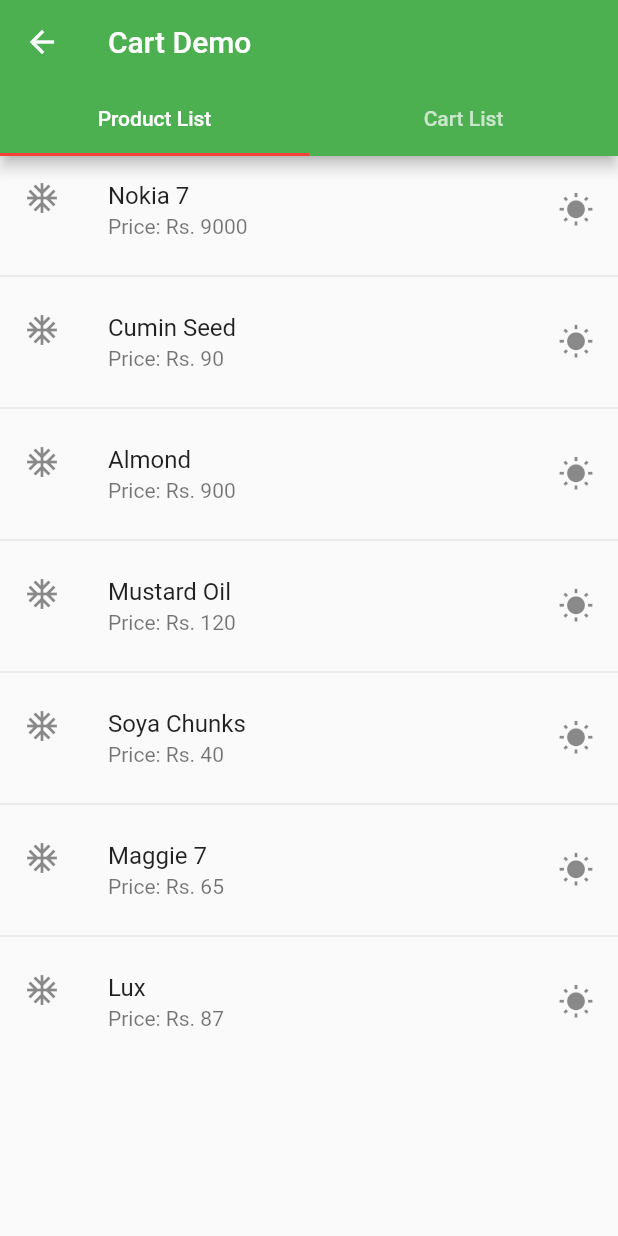
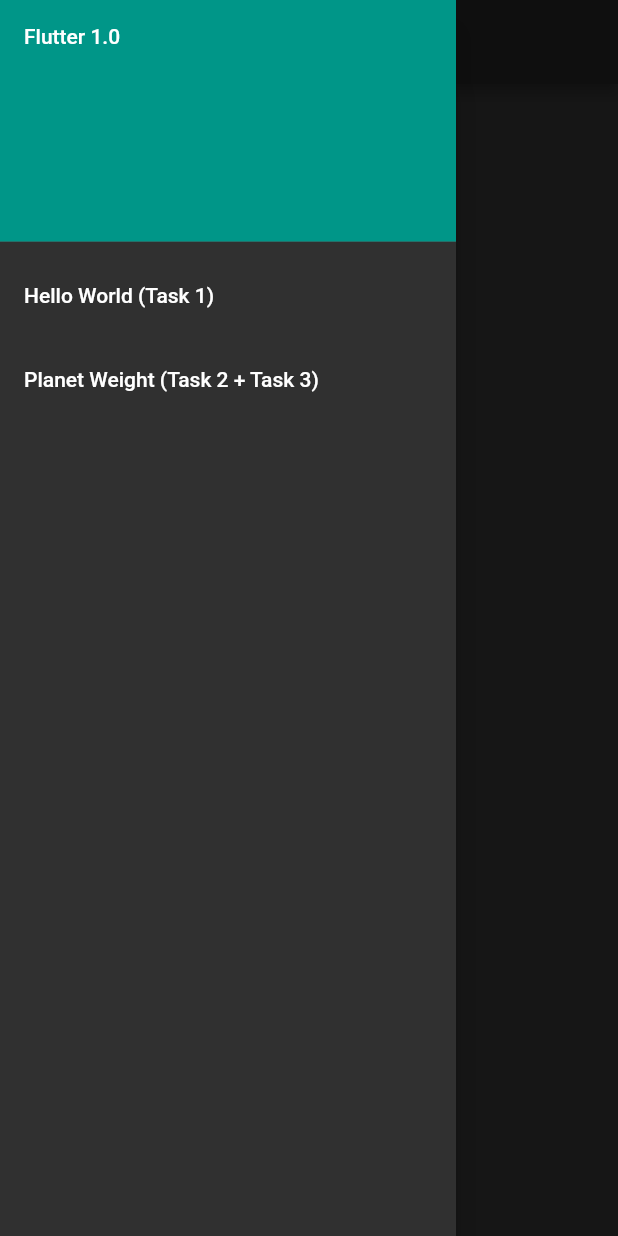
Before and after one commit to pushkar45756/Flutter1.0, a Flutter app: the screen it shows after launch, with the side drawer open (before the commit the screen has no drawer), on a phone screen of 412 x 824 dp. Run offline on Flutter 3.47's test engine with Material 2 defaults, Android fonts, the phone set to English and light mode, and no system bars; our stand-ins replace fluttertoast.

Commit message:
+ bug solving and folder re-structuring

```diff
--- /dev/null
+++ b/lib/home/HomeScreen.dart
@@ -0,0 +1,46 @@
+import 'package:flutter/material.dart';
+import 'package:helloworld/utils/Constants.dart';
+import 'package:helloworld/utils/routegenerator/RouteGenerator.dart';
+
+class HomeScreen extends StatelessWidget {
+  @override
+  Widget build(BuildContext context) {
+    return Scaffold(
+      appBar: AppBar(
+        title: Text('Home'),
+      ),
+      drawer: Drawer(
+        elevation: 10.0,
+        child: ListView(
+          children: <Widget>[
+            DrawerHeader(
+              child: Text('Flutter 1.0'),
+              decoration: BoxDecoration(color: Colors.teal),
+            ),
+            ListTile(
+              title: Text("Hello World (Task 1)"),
+              onTap: () {
+                Navigator.pop(context);
+                RouteGenerator.navigate(context, Constants.ROUTE_HOME, "");
+              },
+            ),
+            ListTile(
+              title: Text("Planet Weight (Task 2 + Task 3)"),
+              onTap: () {
+                Navigator.pop(context);
+                RouteGenerator.navigate(
+                    context, Constants.ROUTE_PLANET_WEIGHT, "");
+              },
+            )
+          ],
+        ),
+      ),
+      body: Center(
+        child: Text(
+          "Hello World",
+          style: TextStyle(fontFamily: "Raleway", fontSize: 20.0),
+        ),
+      ),
+    );
+  }
+}
--- a/lib/main.dart
+++ b/lib/main.dart
@@ -14,7 +14,7 @@ class MyApp extends StatelessWidget {
     return MaterialApp(
         debugShowCheckedModeBanner: false,
         title: "Flutter 1.0",
-        theme: lightTheme(),
+        theme: darkTheme(),
         home: SplashScreen(),
         initialRoute: Constants.ROUTE_SPLASH,
         onGenerateRoute: RouteGenerator.generateRoute);
--- a/lib/data/network/APIHandler.dart
+++ b/lib/task3/data/api/APIHandler.dart
@@ -1,7 +1,7 @@
 import 'dart:convert';
 
-import 'package:helloworld/data/model/popular/PopularMovie.dart';
-import 'package:helloworld/data/model/toprated/TopRatedMovie.dart';
+import 'package:helloworld/task3/data/model/popular/PopularMovie.dart';
+import 'package:helloworld/task3/data/model/toprated/TopRatedMovie.dart';
 import 'package:helloworld/utils/Constants.dart';
 import 'package:http/http.dart';
 
--- a/lib/ui/cartapp/CartDemoScreen.dart
+++ b/lib/ui/cartapp/CartDemoScreen.dart
@@ -39,11 +39,11 @@ class _CartDemoScreenScreenState extends State<CartDemoScreen> {
             ProductListScreen((selectedProduct) {
               setState(() {
                 cart.add(selectedProduct);
-                var sum1=0;
+                var sum1 = 0;
                 cart.forEach((f) {
                   sum1 += f.price;
                 });
-                sum= sum1;
+                sum = sum1;
               });
             }),
             CartScreen(cart, sum)
--- a/lib/ui/cartapp/statemanagment_via_provider/CartDemoScreenV2.dart
+++ b/lib/ui/cartapp/statemanagment_via_provider/CartDemoScreenV2.dart
@@ -1,24 +1,29 @@
 import 'package:flutter/material.dart';
 import 'package:flutter/widgets.dart';
 import 'package:helloworld/data/model/ProductModel.dart';
-import 'package:helloworld/ui/cartapp/CartScreen.dart';
-import 'package:helloworld/ui/cartapp/ProductListScreen.dart';
+import 'package:provider/provider.dart';
 
-///this is way one of state management here we are doing it with simply having
-///a reference of state in parent and updating it's value from child widget and
-///next child uses it from the parent
-class CartDemoScreen extends StatefulWidget {
+import 'CartScreenV2.dart';
+import 'ProductListScreenV2.dart';
+
+///this is way two of state management here we are doing it with Provider and Notifier
+class CartDemoScreenV2 extends StatefulWidget {
   @override
   _CartDemoScreenScreenState createState() => _CartDemoScreenScreenState();
 }
 
-class _CartDemoScreenScreenState extends State<CartDemoScreen> {
+class _CartDemoScreenScreenState extends State<CartDemoScreenV2> {
   List<ProductModel> cart = [];
   int sum = 0;
 
   @override
   Widget build(BuildContext context) {
-    return DefaultTabController(
+    /// here the main Parent widget is registering itself as ChangeNotifierProvider
+    /// means it will be serving to it's child as Listener or some kind, the
+    /// provider value is accessible through it's all child
+    return ChangeNotifierProvider<ProductModel>(
+      create: (context) => ProductModel(),
+      child: DefaultTabController(
         length: 2,
         child: Scaffold(
           appBar: AppBar(
@@ -32,22 +37,11 @@ class _CartDemoScreenScreenState extends State<CartDemoScreen> {
                 )
               ],
             ),
-          title: Text("Cart Demo"),
+            title: Text("Cart Demo V2"),
           ),
           body: TabBarView(
-          children: <Widget>[
-            ProductListScreen((selectedProduct) {
-              setState(() {
-                cart.add(selectedProduct);
-                var sum1=0;
-                cart.forEach((f) {
-                  sum1 += f.price;
-                });
-                sum= sum1;
-              });
-            }),
-            CartScreen(cart, sum)
-          ],
+            children: <Widget>[ProductListScreenV2(), CartScreenV2(cart, sum)],
+          ),
         ),
       ),
     );
--- a/lib/ui/cartapp/statemanagment_via_provider/ProductListScreenV2.dart
+++ b/lib/ui/cartapp/statemanagment_via_provider/ProductListScreenV2.dart
@@ -1,11 +1,8 @@
 import 'package:flutter/material.dart';
 import 'package:helloworld/data/model/ProductModel.dart';
+import 'package:provider/provider.dart';
 
-class ProductListScreen extends StatelessWidget {
-  final ValueSetter<ProductModel> valueSetter;
-
-  ProductListScreen(this.valueSetter);
-
+class ProductListScreenV2 extends StatelessWidget {
   var productList = [
     ProductModel(name: "Nokia 7", price: 9000),
     ProductModel(name: "Cumin Seed", price: 90),
@@ -18,13 +15,16 @@ class ProductListScreen extends StatelessWidget {
 
   @override
   Widget build(BuildContext context) {
-    return
-      ListView.separated(
+    return ListView.separated(
       itemCount: productList.length,
       itemBuilder: (context, position) {
         return ListTile(
           onTap: () {
-            valueSetter(productList[position]);
+            /// it will emit the model and that model will be added in the model
+            /// list, here listen is false because this widget is not interested
+            /// in listening the changes in the model-list.
+            Provider.of<ProductModel>(context, listen: false)
+                .addModel(productList[position]);
           },
           leading: Icon(Icons.ac_unit),
           trailing: Icon(Icons.wb_sunny),
--- a/lib/ui/error/ErrorScreen.dart
+++ b/lib/ui/error/ErrorScreen.dart
@@ -1,5 +1,6 @@
 import 'package:flutter/material.dart';
 
+/// this is basic class for errors, a error screen
 class ErrorScreen extends StatefulWidget {
   @override
   _ErrorScreenState createState() => _ErrorScreenState();
--- a/lib/ui/splash/SplashScreen.dart
+++ b/lib/ui/splash/SplashScreen.dart
@@ -16,7 +16,7 @@ class _SplashScreenState extends State<SplashScreen> {
     Future.delayed(Duration(milliseconds: 1000), () {
 //      Navigator.of(context).pushReplacement(MaterialPageRoute(
 //          builder: (BuildContext context) => WeightProjectScreen()));
-      RouteGenerator.navigate(context, Constants.ROUTE_CART_APP, "");
+      RouteGenerator.navigate(context, Constants.ROUTE_HOME, "");
     });
   }
 
--- a/lib/utils/Constants.dart
+++ b/lib/utils/Constants.dart
@@ -7,7 +7,7 @@ class Constants {
   static const MOVIE_DB_API_KEY_V4_AUTH =
       "eyJhbGciOiJIUzI1NiJ9.eyJhdWQiOiI0ZmNjYzVjMTFlM2I0YTJiYTE2M2I5NGRhYjRiNDE4MSIsInN1YiI6IjVkMWE2ODgyOGE4NGQyN2YzNWNjYWUzOSIsInNjb3BlcyI6WyJhcGlfcmVhZCJdLCJ2ZXJzaW9uIjoxfQ.EYeKgHXO_qOqbr9U1kAEpKZUH04pETGDl5o9aWJ5rAo";
 
-  /// actullay this api has pagination but right now I'm using it without pagination
+  /// actually this api has pagination but right now I'm using it without pagination
   static const MOVIE_ENDPOINT_POPULAR = "popular";
   static const MOVIE_ENDPOINT_TOP_RATED = "top_rated";
 
@@ -15,8 +15,10 @@ class Constants {
   static const String ROUTE_SPLASH = '/';
   static const String ROUTE_WEIGHT = '/weight';
   static const String ROUTE_TEST = '/test';
+  static const String ROUTE_HOME = '/home';
   static const String ROUTE_PLANET_WEIGHT = '/planet_weight';
   static const String ROUTE_CART_APP = '/cart_app';
+  static const String ROUTE_CART_APP_PROVIDER = '/cart_app_with_provider';
   static const String ROUTE_PROFILE_LIST = '/profile_list';
   static const String ROUTE_MOVIE_LIST = '/movie_list';
   static const String ROUTE_LOGIN = '/login';
--- a/lib/utils/routegenerator/RouteGenerator.dart
+++ b/lib/utils/routegenerator/RouteGenerator.dart
@@ -1,10 +1,12 @@
 import 'package:flutter/material.dart';
 import 'package:helloworld/WeightProjectScreen.dart';
+import 'package:helloworld/home/HomeScreen.dart';
+import 'package:helloworld/task2/PlanetWeightScreen.dart';
+import 'package:helloworld/task3/screen/MovieListScreen.dart';
 import 'package:helloworld/ui/cartapp/CartDemoScreen.dart';
+import 'package:helloworld/ui/cartapp/statemanagment_via_provider/CartDemoScreenV2.dart';
 import 'package:helloworld/ui/error/ErrorScreen.dart';
 import 'package:helloworld/ui/login/LoginScreen.dart';
-import 'package:helloworld/ui/movielist/MovieListScreen.dart';
-import 'package:helloworld/ui/planetweight/PlanetWeightScreen.dart';
 import 'package:helloworld/ui/profilelist/ProfileListScreen.dart';
 import 'package:helloworld/ui/splash/SplashScreen.dart';
 import 'package:helloworld/utils/Constants.dart';
@@ -19,10 +21,15 @@ class RouteGenerator {
         return MaterialPageRoute(builder: (_) => SplashScreen());
       case Constants.ROUTE_LOGIN:
         return MaterialPageRoute(builder: (_) => LoginScreen());
+      case Constants.ROUTE_HOME:
+        return MaterialPageRoute(builder: (_) => HomeScreen());
       case Constants.ROUTE_PLANET_WEIGHT:
         return MaterialPageRoute(builder: (_) => PlanetWeightScreen());
       case Constants.ROUTE_CART_APP:
         return MaterialPageRoute(builder: (_) => CartDemoScreen());
+      case Constants.ROUTE_CART_APP_PROVIDER:
+        return MaterialPageRoute(builder: (_) => CartDemoScreenV2());
+
       case Constants.ROUTE_PROFILE_LIST:
         return MaterialPageRoute(builder: (_) => ProfileListScreen());
       case Constants.ROUTE_MOVIE_LIST:
@@ -44,6 +51,11 @@ class RouteGenerator {
 
   static void navigate(
       BuildContext buildContext, String route, Object arguments) {
-    Navigator.of(buildContext).pushNamed(route, arguments: arguments);
+    if (route == Constants.ROUTE_HOME) {
+      Navigator.of(buildContext)
+          .pushReplacementNamed(route, arguments: arguments);
+    } else {
+      Navigator.of(buildContext).pushNamed(route, arguments: arguments);
+    }
   }
 }
```
Also changed, not shown: lib/data/model/ProductModel.dart (+27 -1 lines), lib/data/network/Network.dart (deleted, +0 -26 lines), lib/task2/PlanetWeightScreen.dart (renamed from lib/ui/planetweight/PlanetWeightScreen.dart, +22 -4 lines), lib/task3/screen/MovieListScreen.dart (renamed from lib/ui/movielist/MovieListScreen.dart, +5 -5 lines), lib/ui/cartapp/statemanagment_via_provider/CartScreenV2.dart (+18 -8 lines), lib/task3/data/model/popular/PopularMovie.dart (renamed from lib/data/model/popular/PopularMovie.dart), lib/task3/data/model/popular/Result.dart (renamed from lib/data/model/popular/Result.dart), lib/task3/data/model/toprated/ResultTop.dart (renamed from lib/data/model/toprated/ResultTop.dart), lib/task3/data/model/toprated/TopRatedMovie.dart (renamed from lib/data/model/toprated/TopRatedMovie.dart). Lines whose indentation alone changed are shown as unchanged.
